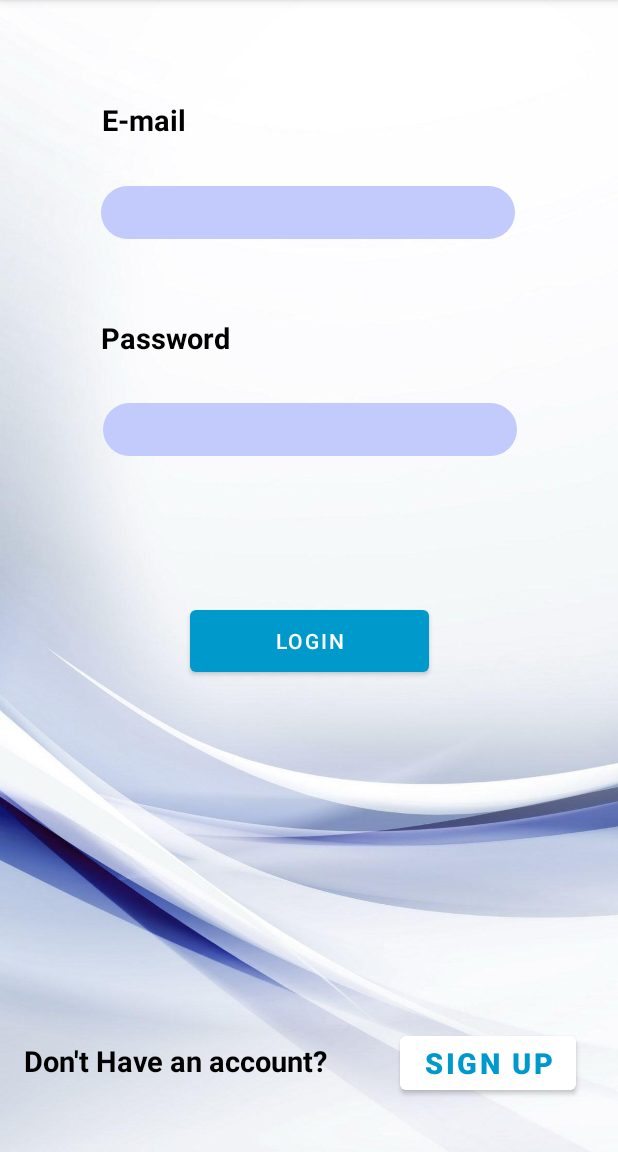
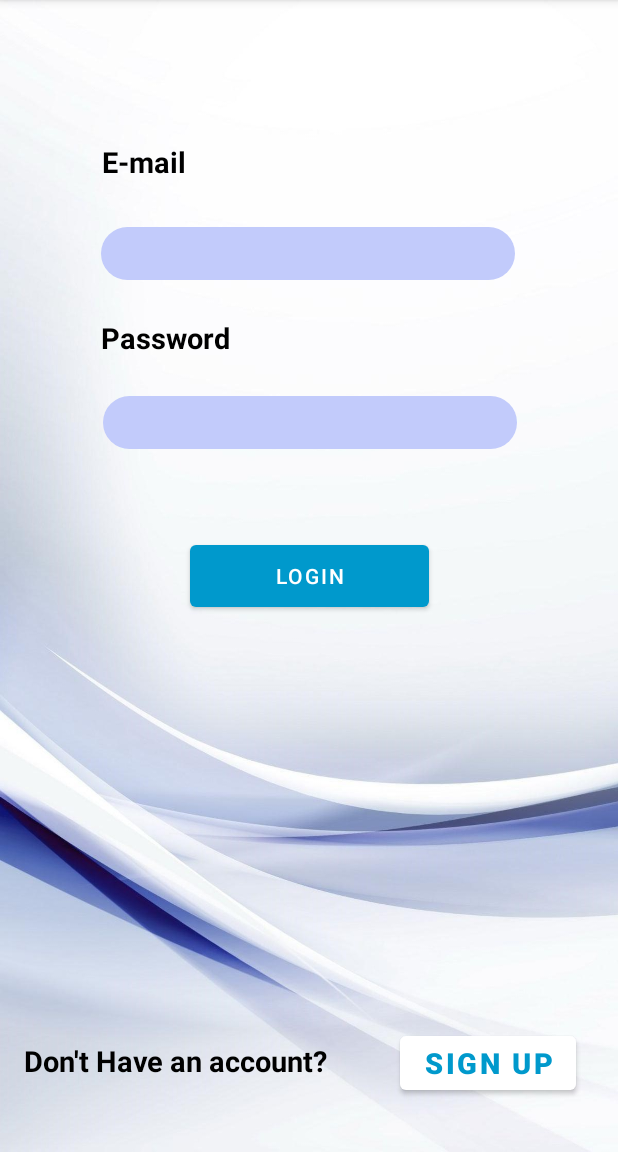
Before and after one commit to aparna-jay/Online-Shopping-Application-UEE, an Android app: the LoginActivity screen opened directly, with no data from a screen before it, on a phone screen of 412 x 824 dp, the part 84-1236 px from its top. Run offline under Robolectric (Android 15) with nearby library versions, the phone set to English and light mode, and no system bars; Roboto replaces fonts that are not available here.

Commit message:
login Interface

```diff
--- a/app/src/main/res/layout/activity_login.xml
+++ b/app/src/main/res/layout/activity_login.xml
@@ -51,7 +51,22 @@
         app:layout_constraintHorizontal_bias="0.496"
         app:layout_constraintStart_toStartOf="parent"
         app:layout_constraintTop_toTopOf="parent"
-        app:layout_constraintVertical_bias="0.169" />
+        app:layout_constraintVertical_bias="0.207" />
+
+    <TextView
+        android:id="@+id/textView4"
+        android:layout_width="68dp"
+        android:layout_height="27dp"
+        android:text="E-mail"
+        android:textColor="@color/black"
+        android:textSize="19sp"
+        android:textStyle="bold"
+        app:layout_constraintBottom_toBottomOf="parent"
+        app:layout_constraintEnd_toEndOf="parent"
+        app:layout_constraintHorizontal_bias="0.198"
+        app:layout_constraintStart_toStartOf="parent"
+        app:layout_constraintTop_toTopOf="parent"
+        app:layout_constraintVertical_bias="0.128" />
 
     <TextView
         android:id="@+id/textView5"
@@ -68,21 +83,6 @@
         app:layout_constraintTop_toTopOf="parent"
         app:layout_constraintVertical_bias="0.286" />
 
-    <TextView
-        android:id="@+id/textView4"
-        android:layout_width="68dp"
-        android:layout_height="27dp"
-        android:text="E-mail"
-        android:textColor="@color/black"
-        android:textSize="19sp"
-        android:textStyle="bold"
-        app:layout_constraintBottom_toBottomOf="parent"
-        app:layout_constraintEnd_toEndOf="parent"
-        app:layout_constraintHorizontal_bias="0.198"
-        app:layout_constraintStart_toStartOf="parent"
-        app:layout_constraintTop_toTopOf="parent"
-        app:layout_constraintVertical_bias="0.09" />
-
     <EditText
         android:id="@+id/editTextTextPassword3"
         android:layout_width="276dp"
@@ -96,7 +96,7 @@
         app:layout_constraintHorizontal_bias="0.503"
         app:layout_constraintStart_toStartOf="parent"
         app:layout_constraintTop_toTopOf="parent"
-        app:layout_constraintVertical_bias="0.367" />
+        app:layout_constraintVertical_bias="0.36" />
 
     <Button
         android:id="@+id/button3"
@@ -107,7 +107,6 @@
         app:layout_constraintBottom_toBottomOf="parent"
         app:layout_constraintEnd_toEndOf="parent"
         app:layout_constraintStart_toStartOf="parent"
-        app:layout_constraintTop_toTopOf="parent"
-        app:layout_constraintVertical_bias="0.561" />
+        app:layout_constraintTop_toTopOf="parent" />
 
 </androidx.constraintlayout.widget.ConstraintLayout>
```
